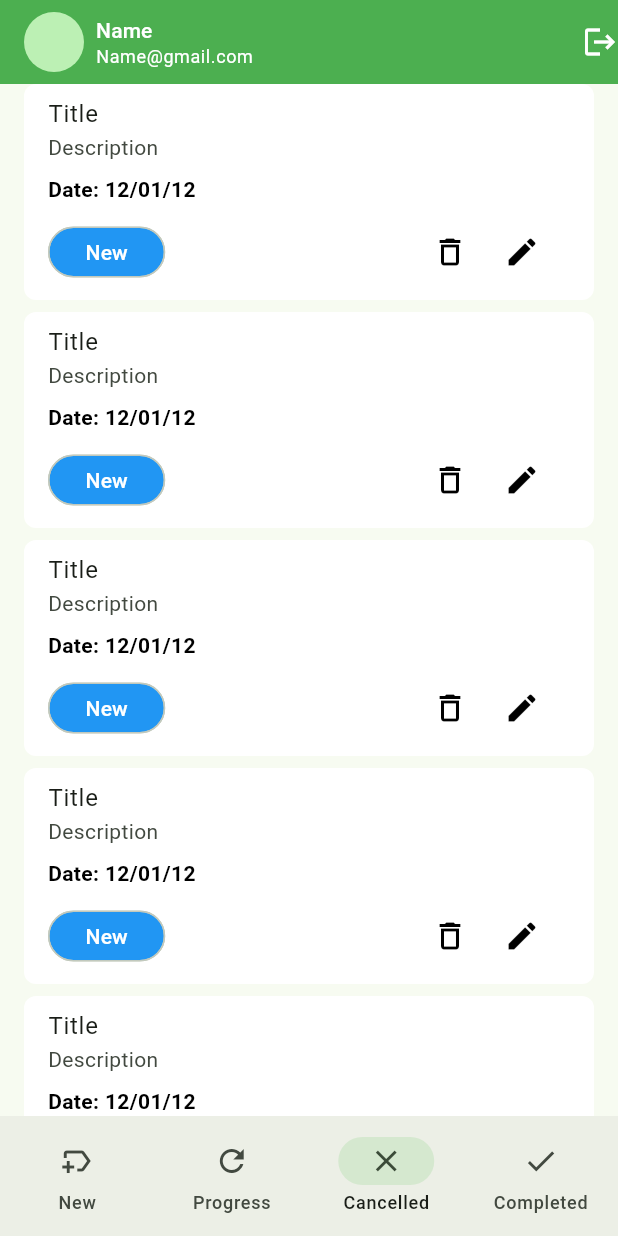
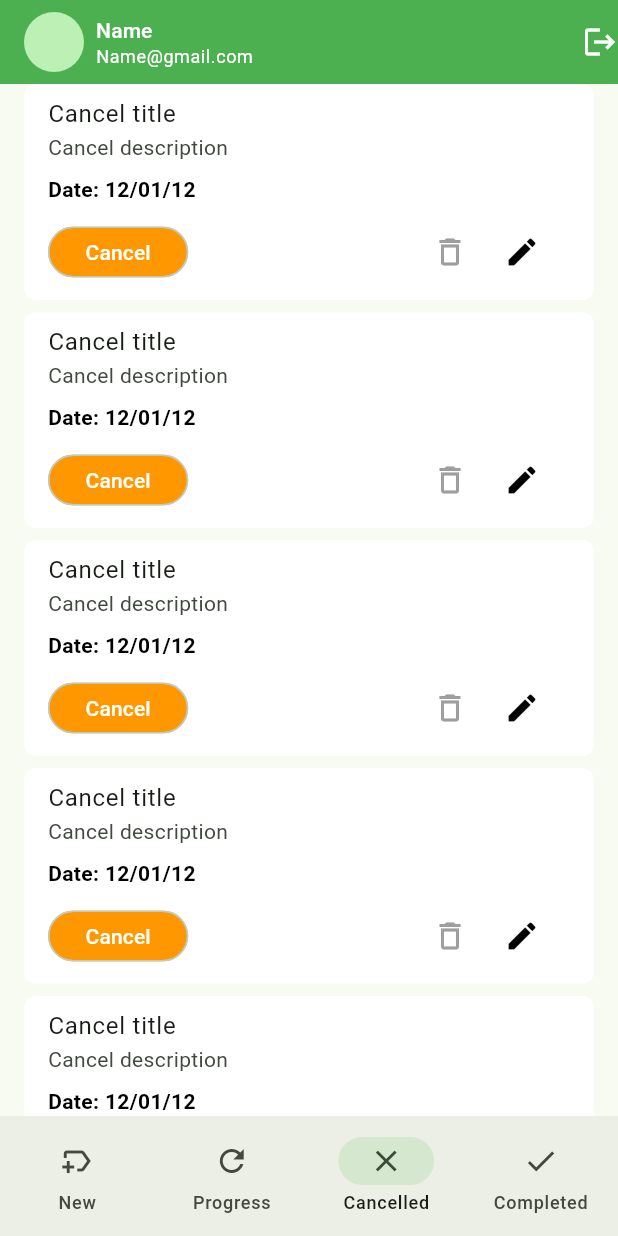
Before and after one commit to AyazM2H/task-manager-app-with-provider, a Flutter app: the MainNavBarHolderScreen screen opened directly, item 3 of the bottom bar chosen, on a phone screen of 412 x 824 dp. Run offline on Flutter 3.47's test engine with Material 3 defaults, Android fonts, the phone set to English and light mode, and no system bars; our stand-ins replace flutter_svg, pin_code_fields.

Commit message:
cnacel-complete screens ui design 3

```diff
--- /dev/null
+++ b/lib/ui/screens/cancel_task_screen.dart
@@ -0,0 +1,33 @@
+import 'package:flutter/material.dart';
+import '../widgets/task_card.dart';
+
+
+
+class CancelTaskScreen extends StatefulWidget {
+  const CancelTaskScreen({super.key});
+
+  @override
+  State<CancelTaskScreen> createState() => _CancelTaskScreenState();
+}
+
+class _CancelTaskScreenState extends State<CancelTaskScreen> {
+  @override
+  Widget build(BuildContext context) {
+    return Scaffold(
+      body: Padding(
+        padding: const EdgeInsets.symmetric(horizontal: 16),
+        child: Expanded(
+            child: ListView.separated(
+              itemCount: 10,
+              itemBuilder: (context, index){
+                return TaskCard(title: 'Cancel title', description: 'Cancel description', status: 'Cancel', color: Colors.orange,);
+              },
+              separatorBuilder: (context, index){
+                return SizedBox(height: 8,);
+              },
+            )
+        ),
+      ),
+    );
+  }
+}
--- a/lib/ui/screens/main_nav_bar_holder_screen.dart
+++ b/lib/ui/screens/main_nav_bar_holder_screen.dart
@@ -2,6 +2,8 @@ import 'package:flutter/material.dart';
 import 'package:taskmanager/ui/screens/new_task_screen.dart';
 import 'package:taskmanager/ui/screens/progress_task_screen.dart';
 import '../widgets/tm_app_bar.dart';
+import 'cancel_task_screen.dart';
+import 'completed_task_screen.dart';
 
 class MainNavBarHolderScreen extends StatefulWidget {
   const MainNavBarHolderScreen({super.key});
@@ -15,9 +17,8 @@ class _MainNavBarHolderScreenState extends State<MainNavBarHolderScreen> {
   final List<Widget> _screens = [
     NewTaskScreen(),
     ProgressTaskScreen(),
-    ProgressTaskScreen(),
-    ProgressTaskScreen(),
-
+    CancelTaskScreen(),
+    CompletedTaskScreen(),
   ];
 
   @override
--- a/lib/ui/screens/new_task_screen.dart
+++ b/lib/ui/screens/new_task_screen.dart
@@ -39,7 +39,7 @@ class _NewTaskScreenState extends State<NewTaskScreen> {
                 child: ListView.separated(
                   itemCount: 10,
                   itemBuilder: (context, index){
-                    return TaskCard();
+                    return TaskCard(title: 'New title', description: 'New description', status: 'New', color: Colors.blue,);
                   },
                   separatorBuilder: (context, index){
                     return SizedBox(height: 8,);
--- a/lib/ui/screens/progress_task_screen.dart
+++ b/lib/ui/screens/progress_task_screen.dart
@@ -1,6 +1,6 @@
 import 'package:flutter/material.dart';
 import '../widgets/task_card.dart';
-import '../widgets/task_count_by_status_card.dart';
+
 
 
 class ProgressTaskScreen extends StatefulWidget {
@@ -20,7 +20,7 @@ class _ProgressTaskScreenState extends State<ProgressTaskScreen> {
           child: ListView.separated(
                 itemCount: 10,
               itemBuilder: (context, index){
-                  return TaskCard();
+                  return TaskCard(title: 'Progress title', description: 'Progress description', status: 'Progress', color: Colors.green,);
               },
               separatorBuilder: (context, index){
                   return SizedBox(height: 8,);
--- a/lib/ui/widgets/task_card.dart
+++ b/lib/ui/widgets/task_card.dart
@@ -2,8 +2,11 @@ import 'package:flutter/material.dart';
 
 class TaskCard extends StatelessWidget {
   const TaskCard({
-    super.key,
+    super.key, required this.title, required this.description, required this.status, required this.color,
   });
+
+  final String title, description, status;
+  final Color color;
 
   @override
   Widget build(BuildContext context) {
@@ -12,20 +15,20 @@ class TaskCard extends StatelessWidget {
       shape: RoundedRectangleBorder(
           borderRadius: BorderRadiusGeometry.circular(8)
       ),
-      title: Text('Title'),
+      title: Text(title),
       subtitle: Column(
         spacing: 8,
         crossAxisAlignment: CrossAxisAlignment.start,
         children: [
-          Text('Description'),
+          Text(description),
           Text('Date: 12/01/12', style: TextStyle(
               fontWeight: FontWeight.w600,
               color: Colors.black
           ),),
           Row(
             children: [
-              Chip(label: Text('New'),
-                backgroundColor: Colors.blue,
+              Chip(label: Text(status),
+                backgroundColor: color,
                 labelStyle: TextStyle(
                     color: Colors.white
                 ),
@@ -35,7 +38,7 @@ class TaskCard extends StatelessWidget {
                 ),
               ),
               Spacer(),
-              IconButton(onPressed: (){}, icon: Icon(Icons.delete_outline, color: Colors.black,)),
+              IconButton(onPressed: (){}, icon: Icon(Icons.delete_outline, color: Colors.grey,)),
               IconButton(onPressed: (){}, icon: Icon(Icons.edit, color: Colors.black,)),
 
             ],
```
Also changed, not shown: lib/ui/screens/completed_task_screen.dart (added, +33 -0 lines).
